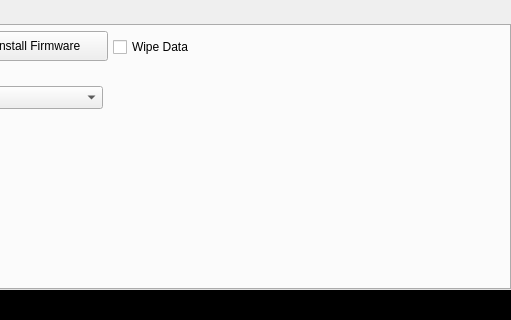
First picture: the form in main_window.ui, repository Im-0xC7/APToolkit, before the edit; both pictures show x 319 to 830 and y 0 to 320 of the 830 by 500 pixel window.
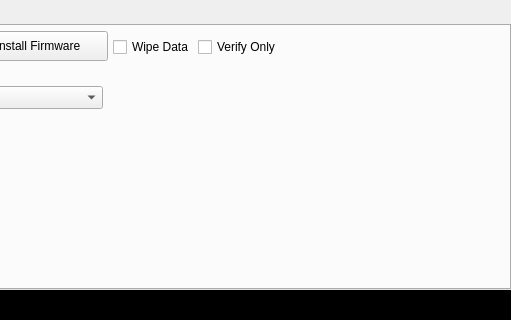
Second picture: the form after the edit. Icons and pictures are not drawn.

Diff of the .ui file:
```diff
--- a/main_window.ui
+++ b/main_window.ui
@@ -1254,6 +1254,22 @@
        <string>Wipe Data</string>
       </property>
      </widget>
+     <widget class="QCheckBox" name="verifyOnly">
+      <property name="geometry">
+       <rect>
+        <x>515</x>
+        <y>10</y>
+        <width>85</width>
+        <height>22</height>
+       </rect>
+      </property>
+      <property name="toolTip">
+       <string>Compares the installed firmware's hashes to the supplied firmware then reboots without flashing</string>
+      </property>
+      <property name="text">
+       <string>Verify Only</string>
+      </property>
+     </widget>
     </widget>
    </widget>
    <widget class="QPlainTextEdit" name="output">
```
Left out of the diff: 2 changed lines with no effect on the pictures.
